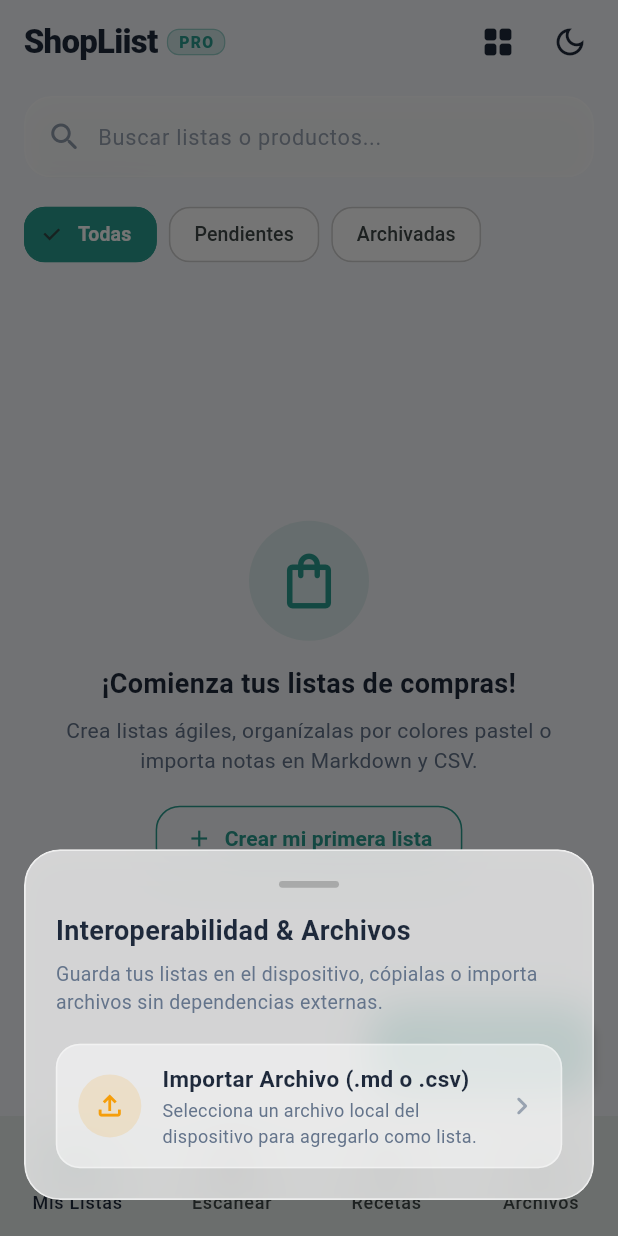
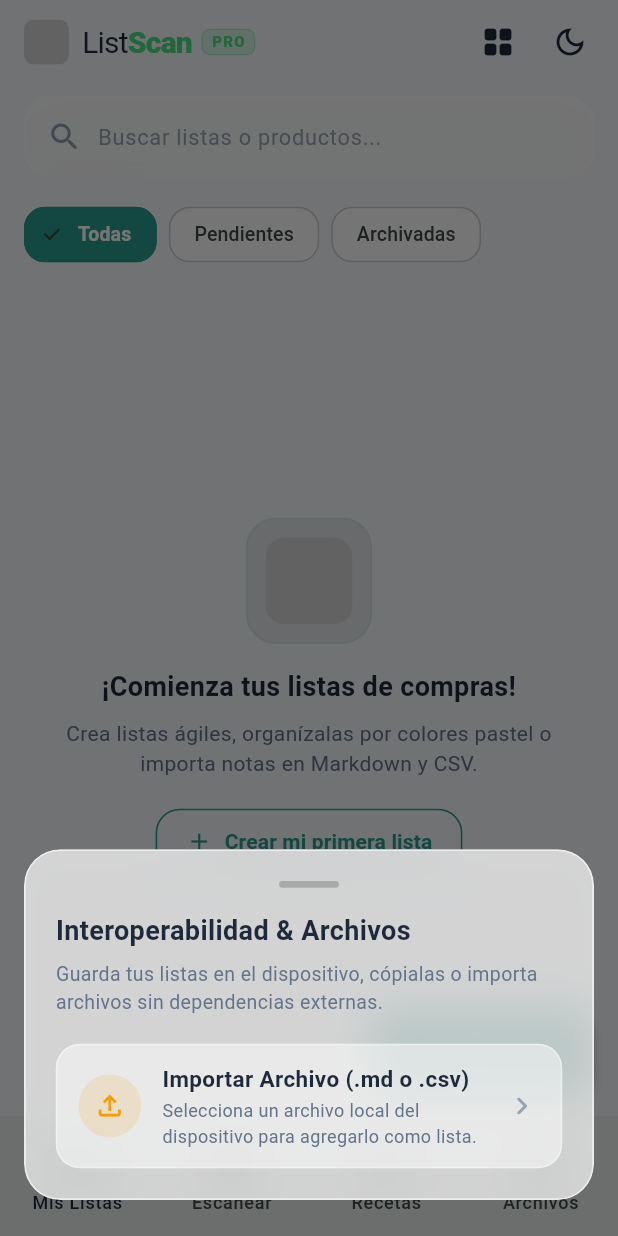
Before and after one commit to Quimaerical/ListScan-Pro, a Flutter app: the screen it shows after launch, item 4 of the bottom bar chosen, on a phone screen of 412 x 824 dp. Run offline on Flutter 3.47's test engine with Material 3 defaults, Android fonts, the phone set to English and light mode, and no system bars; our stand-ins replace flutter_svg, image_picker, sqflite; missing offline and left inert: file_selector, google_mlkit_text_recognition; accounts and stored records are empty; project files that could hold a hidden picture were left out.

Commit message:
feat(branding): complete rebranding to ListScan PRO and integrate SVG icon with flutter_svg

```diff
--- a/lib/core/theme/app_colors.dart
+++ b/lib/core/theme/app_colors.dart
@@ -32,6 +32,11 @@ class AppColors {
   // Primary brand accents
   static const Color primaryMint = Color(0xFF2A9D8F);
   static const Color primaryBlue = Color(0xFF3B82F6);
+
+  // Brand ListScan PRO Identity
+  static const Color brandDarkForest = Color(0xFF142820);
+  static const Color brandMint = Color(0xFF4ADE80);
+  static const Color brandMintLight = Color(0xFF86EFAC);
 
   // Background foundations
   static const Color scaffoldLight = Color(0xFFF7F9FC);
--- /dev/null
+++ b/lib/core/widgets/app_logo.dart
@@ -0,0 +1,115 @@
+import 'package:flutter/material.dart';
+import 'package:flutter_svg/flutter_svg.dart';
+import '../theme/app_colors.dart';
+
+/// App branding widget presenting the ListScan PRO identity and SVG icon.
+class AppLogo extends StatelessWidget {
+  final double size;
+  final bool showText;
+  final bool showBadge;
+  final double fontSize;
+  final Color? textColor;
+
+  const AppLogo({
+    super.key,
+    this.size = 32.0,
+    this.showText = true,
+    this.showBadge = true,
+    this.fontSize = 20.0,
+    this.textColor,
+  });
+
+  /// Factory constructor for just the icon mark
+  const AppLogo.iconOnly({
+    super.key,
+    this.size = 32.0,
+  })  : showText = false,
+        showBadge = false,
+        fontSize = 20.0,
+        textColor = null;
+
+  /// Factory constructor for the horizontal navbar brand
+  const AppLogo.horizontal({
+    super.key,
+    this.size = 30.0,
+    this.fontSize = 20.0,
+    this.showBadge = true,
+    this.textColor,
+  })  : showText = true;
+
+  @override
+  Widget build(BuildContext context) {
+    final bool isDark = Theme.of(context).brightness == Brightness.dark;
+    final Color effectiveTextColor = textColor ??
+        (isDark ? AppColors.textPrimaryDark : AppColors.textPrimaryLight);
+
+    return Row(
+      mainAxisSize: MainAxisSize.min,
+      crossAxisAlignment: CrossAxisAlignment.center,
+      children: <Widget>[
+        // SVG Icon asset
+        ClipRRect(
+          borderRadius: BorderRadius.circular(size * 0.22),
+          child: SvgPicture.asset(
+            'assets/icons/listscan.svg',
+            width: size,
+            height: size,
+            fit: BoxFit.contain,
+          ),
+        ),
+
+        if (showText) ...<Widget>[
+          const SizedBox(width: 9.0),
+          Text.rich(
+            TextSpan(
+              style: TextStyle(
+                fontSize: fontSize,
+                letterSpacing: -0.5,
+              ),
+              children: <TextSpan>[
+                TextSpan(
+                  text: 'List',
+                  style: TextStyle(
+                    fontWeight: FontWeight.w400,
+                    color: effectiveTextColor,
+                  ),
+                ),
+                const TextSpan(
+                  text: 'Scan',
+                  style: TextStyle(
+                    fontWeight: FontWeight.w800,
+                    color: AppColors.brandMint,
+                  ),
+                ),
+              ],
+            ),
+          ),
+        ],
+
+        if (showBadge) ...<Widget>[
+          const SizedBox(width: 6.0),
+          Container(
+            padding: const EdgeInsets.symmetric(horizontal: 6.0, vertical: 2.0),
+            decoration: BoxDecoration(
+              color: AppColors.brandMint.withValues(alpha: 0.18),
+              borderRadius: BorderRadius.circular(6.0),
+              border: Border.all(
+                color: AppColors.brandMint.withValues(alpha: 0.35),
+                width: 0.8,
+              ),
+            ),
+            child: const Text(
+              'PRO',
+              style: TextStyle(
+                fontSize: 10.0,
+                fontWeight: FontWeight.w800,
+                color: AppColors.brandMint,
+                letterSpacing: 0.8,
+              ),
+            ),
+          ),
+        ],
+      ],
+    );
+  }
+}
--- a/lib/features/shopping_lists/presentation/views/dashboard_screen.dart
+++ b/lib/features/shopping_lists/presentation/views/dashboard_screen.dart
@@ -6,6 +6,7 @@ import '../../domain/models/shopping_list.dart';
 import '../controllers/shopping_lists_controller.dart';
 import '../widgets/export_import_sheet.dart';
 import '../widgets/note_card_widget.dart';
+import '../../../../core/widgets/app_logo.dart';
 import 'list_detail_screen.dart';
 import '../../../ocr_scan/presentation/views/scan_list_screen.dart';
 import '../../../recipes/presentation/views/recipe_search_screen.dart';
@@ -72,39 +73,7 @@ class _DashboardScreenState extends State<DashboardScreen> {
 
         return ConstrainedScaffold(
           appBar: AppBar(
-            title: Row(
-              children: <Widget>[
-                Text(
-                  'ShopLiist',
-                  style: TextStyle(
-                    fontWeight: FontWeight.w800,
-                    color: textColor,
-                    letterSpacing: -0.5,
-                  ),
-                ),
-                const SizedBox(width: 6.0),
-                Container(
-                  padding: const EdgeInsets.symmetric(horizontal: 7.0, vertical: 2.0),
-                  decoration: BoxDecoration(
-                    color: AppColors.primaryMint.withValues(alpha: 0.18),
-                    borderRadius: BorderRadius.circular(8.0),
-                    border: Border.all(
-                      color: AppColors.primaryMint.withValues(alpha: 0.35),
-                      width: 0.8,
-                    ),
-                  ),
-                  child: const Text(
-                    'PRO',
-                    style: TextStyle(
-                      fontSize: 10.5,
-                      fontWeight: FontWeight.w800,
-                      color: AppColors.primaryMint,
-                      letterSpacing: 0.8,
-                    ),
-                  ),
-                ),
-              ],
-            ),
+            title: const AppLogo.horizontal(),
             actions: <Widget>[
               // Toggle View Mode (List vs Grid)
               IconButton(
@@ -422,16 +391,16 @@ class _EmptyListsPlaceholder extends StatelessWidget {
             mainAxisSize: MainAxisSize.min,
             children: <Widget>[
               Container(
-                padding: const EdgeInsets.all(18.0),
+                padding: const EdgeInsets.all(12.0),
                 decoration: BoxDecoration(
-                  color: AppColors.primaryMint.withValues(alpha: 0.12),
-                  shape: BoxShape.circle,
+                  color: AppColors.brandDarkForest.withValues(alpha: isDark ? 0.35 : 0.08),
+                  borderRadius: BorderRadius.circular(20.0),
+                  border: Border.all(
+                    color: AppColors.brandMint.withValues(alpha: isDark ? 0.25 : 0.15),
+                    width: 1.0,
+                  ),
                 ),
-                child: const Icon(
-                  Icons.shopping_bag_outlined,
-                  size: 44.0,
-                  color: AppColors.primaryMint,
-                ),
+                child: const AppLogo.iconOnly(size: 58.0),
               ),
               const SizedBox(height: 16.0),
               Text(
--- a/lib/main.dart
+++ b/lib/main.dart
@@ -23,15 +23,15 @@ void main() async {
   );
   await controller.loadSettings();
 
-  runApp(ShopLiistProApp(controller: controller));
+  runApp(ListScanProApp(controller: controller));
 }
 
 /// Root Application Widget configured with Material 3, light/dark themes
 /// and reactive theme switching via [ListenableBuilder].
-class ShopLiistProApp extends StatelessWidget {
+class ListScanProApp extends StatelessWidget {
   final ShoppingListsController controller;
 
-  const ShopLiistProApp({
+  const ListScanProApp({
     super.key,
     required this.controller,
   });
@@ -42,7 +42,7 @@ class ShopLiistProApp extends StatelessWidget {
       listenable: controller,
       builder: (BuildContext context, _) {
         return MaterialApp(
-          title: 'ShopLiist Pro',
+          title: 'ListScan PRO',
           debugShowCheckedModeBanner: false,
           themeMode: controller.themeMode,
           theme: AppTheme.lightTheme,
@@ -53,3 +53,6 @@ class ShopLiistProApp extends StatelessWidget {
     );
   }
 }
+
+/// Backward compatibility alias
+typedef ShopLiistProApp = ListScanProApp;
```
Also changed, not shown: pubspec.yaml (+3 -4 lines), assets/icons/listscan.svg (added), listscan.svg (added), pubspec.lock, 15 other files.
